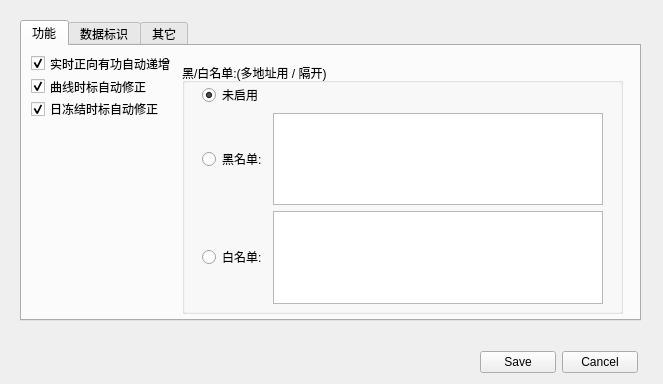
Above: UI_Meter698_config.ui from yuani520/Meter698-45Simulator before the change. Below: the same form after it.
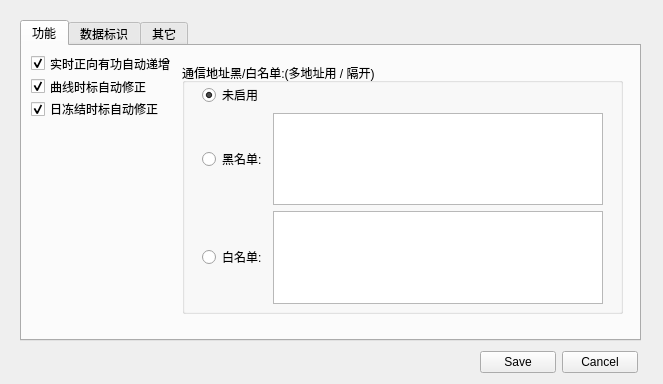
That is the form after the change.

Commit message: 读写ini完善

Patch:
```diff
--- a/UI_Meter698_config.ui
+++ b/UI_Meter698_config.ui
@@ -28,7 +28,7 @@
      <x>20</x>
      <y>20</y>
      <width>621</width>
-     <height>301</height>
+     <height>321</height>
     </rect>
    </property>
    <property name="focusPolicy">
@@ -114,9 +114,9 @@
       </rect>
      </property>
      <property name="title">
-      <string>黑/白名单:(多地址用 / 隔开)</string>
+      <string>通信地址黑/白名单:(多地址用 / 隔开)</string>
      </property>
-     <widget class="QWidget" name="">
+     <widget class="QWidget" name="layoutWidget">
       <property name="geometry">
        <rect>
         <x>20</x>
```
Left out of the diff: 2 changed lines with no effect on the pictures. The commit also changes 2 other files.
